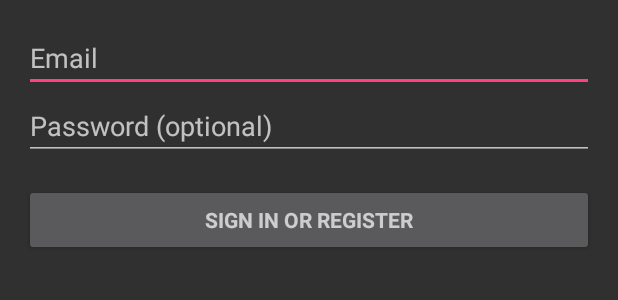
After one commit to jacquesns/cajproject, an Android app: the layout activity_login.xml on its own in the app's theme, with its tools: preview values and no code run, on a phone screen of 412 x 824 dp. The commit adds this screen. Shown: the top 300 px of the screen. Run offline under Robolectric (Android 15) with nearby library versions, the phone set to English and light mode, and no system bars.

Commit message:
New Development

```diff
--- /dev/null
+++ b/android/src/main/res/layout/activity_login.xml
@@ -0,0 +1,65 @@
+<LinearLayout xmlns:android="http://schemas.android.com/apk/res/android"
+    xmlns:tools="http://schemas.android.com/tools"
+    android:layout_width="match_parent"
+    android:layout_height="match_parent"
+    android:gravity="center_horizontal"
+    android:orientation="vertical"
+    android:paddingBottom="@dimen/activity_vertical_margin"
+    android:paddingLeft="@dimen/activity_horizontal_margin"
+    android:paddingRight="@dimen/activity_horizontal_margin"
+    android:paddingTop="@dimen/activity_vertical_margin"
+    tools:context=".LoginActivity">
+
+    <!-- Login progress -->
+    <ProgressBar
+        android:id="@+id/login_progress"
+        style="?android:attr/progressBarStyleLarge"
+        android:layout_width="wrap_content"
+        android:layout_height="wrap_content"
+        android:layout_marginBottom="8dp"
+        android:visibility="gone" />
+
+    <ScrollView
+        android:id="@+id/login_form"
+        android:layout_width="match_parent"
+        android:layout_height="match_parent">
+
+        <LinearLayout
+            android:id="@+id/email_login_form"
+            android:layout_width="match_parent"
+            android:layout_height="wrap_content"
+            android:orientation="vertical">
+
+            <AutoCompleteTextView
+                android:id="@+id/email"
+                android:layout_width="match_parent"
+                android:layout_height="wrap_content"
+                android:hint="@string/prompt_email"
+                android:inputType="textEmailAddress"
+                android:maxLines="1"
+                android:singleLine="true" />
+
+            <EditText
+                android:id="@+id/password"
+                android:layout_width="match_parent"
+                android:layout_height="wrap_content"
+                android:hint="@string/prompt_password"
+                android:imeActionId="@+id/login"
+                android:imeActionLabel="@string/action_sign_in_short"
+                android:imeOptions="actionUnspecified"
+                android:inputType="textPassword"
+                android:maxLines="1"
+                android:singleLine="true" />
+
+            <Button
+                android:id="@+id/email_sign_in_button"
+                style="?android:textAppearanceSmall"
+                android:layout_width="match_parent"
+                android:layout_height="wrap_content"
+                android:layout_marginTop="16dp"
+                android:text="@string/action_sign_in"
+                android:textStyle="bold" />
+
+        </LinearLayout>
+    </ScrollView>
+</LinearLayout>
--- a/android/src/main/res/values/strings.xml
+++ b/android/src/main/res/values/strings.xml
@@ -2,6 +2,20 @@
     <string name="app_name">Whoworks</string>
     <string name="edit_message">Enter a message</string>
     <string name="button_send">Send</string>
+    <string name="title_activity_login">Sign in</string>
+
+    <!-- Strings related to login -->
+    <string name="prompt_email">Email</string>
+    <string name="prompt_password">Password (optional)</string>
+    <string name="action_sign_in">Sign in or register</string>
+    <string name="action_sign_in_short">Sign in</string>
+    <string name="error_invalid_email">This email address is invalid</string>
+    <string name="error_invalid_password">This password is too short</string>
+    <string name="error_incorrect_password">This password is incorrect</string>
+    <string name="error_field_required">This field is required</string>
+    <string name="permission_rationale">"Contacts permissions are needed for providing email
+        completions."
+    </string>
 
 
 </resources>
```
Also changed, not shown: android/build.gradle (+5 -2 lines), android/src/main/AndroidManifest.xml (+17 -7 lines), android/src/main/java/com/example/knowledge/programming/activities/LoginActivity.java (added, +385 -0 lines), android/src/main/java/com/example/knowledge/programming/activities/MainActivity.java (+10 -0 lines), android/src/main/java/com/example/knowledge/programming/activities/UserManagerActivity.java (+15 -0 lines), android/src/main/res/layout/activity_main.xml (+13 -2 lines), android/src/main/res/layout/new_user.xml (+123 -10 lines).
